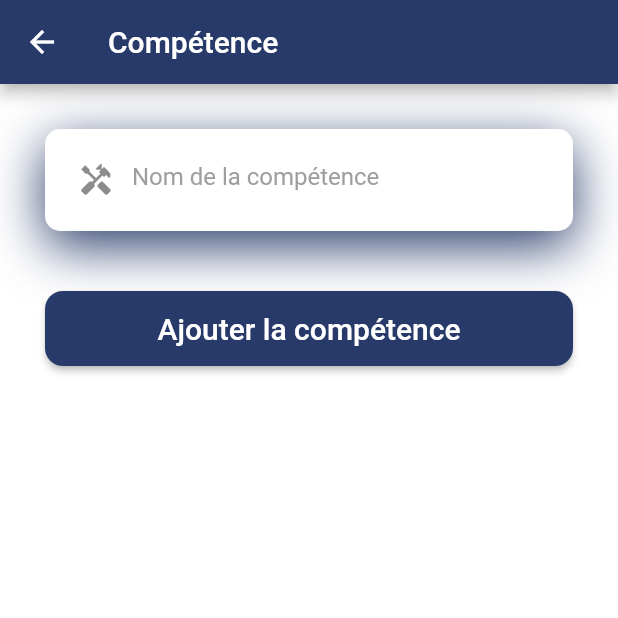
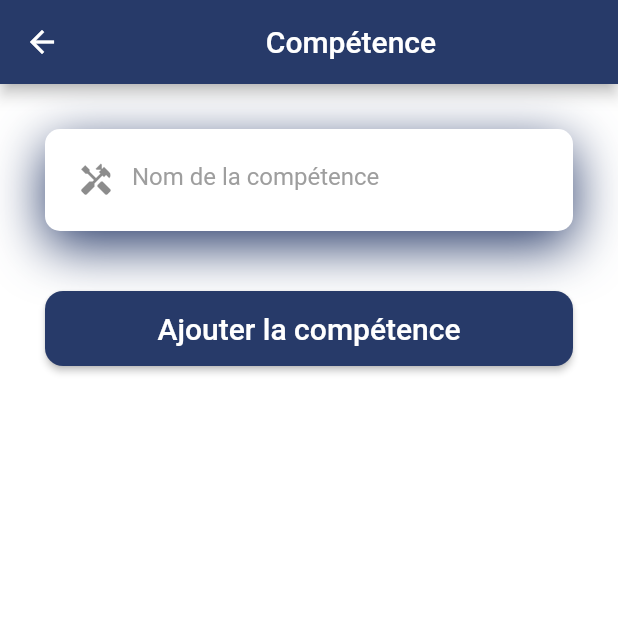
Before and after one commit to flolgl/StudWay, a Flutter app: the CompetenceForm screen opened directly with empty values, on a phone screen of 412 x 824 dp, the top half of it. Run offline on Flutter 3.47's test engine with Material 2 defaults, Android fonts, the phone set to English and light mode, and no system bars; our stand-ins replace badges, email_validator, file_picker, shared_preferences; missing offline and left inert: shared_preferences_web; accounts and stored records are empty.

Commit message:
Centering page title

```diff
--- a/lib/view/Home/Profile/pages/CompetenceForm.dart
+++ b/lib/view/Home/Profile/pages/CompetenceForm.dart
@@ -17,7 +17,7 @@ class CompetenceForm extends StatelessWidget{
   /// Retourne l'[AppBar] de la page affichant les conversations d'un user
   AppBar buildAppBar() {
     return AppBar(
-      title: const Text("Compétence"),
+      title: const Center(child: Text("Compétence")),
     );
   }
 
--- a/lib/view/Home/Profile/pages/ExperienceForm.dart
+++ b/lib/view/Home/Profile/pages/ExperienceForm.dart
@@ -18,7 +18,7 @@ class ExperienceForm extends StatelessWidget{
   /// Retourne l'[AppBar] de la page affichant les conversations d'un user
   AppBar buildAppBar() {
     return AppBar(
-      title: const Text("Experience"),
+      title: const Center(child: Text("Experience")),
     );
   }
 
--- a/lib/view/Home/Profile/pages/FormationForm.dart
+++ b/lib/view/Home/Profile/pages/FormationForm.dart
@@ -17,7 +17,7 @@ class FormationForm extends StatelessWidget{
   /// Retourne l'[AppBar] de la page affichant les conversations d'un user
   AppBar buildAppBar() {
     return AppBar(
-      title: const Text("Formation"),
+      title: const Center(child: Text("Formation")),
     );
   }
 
```
